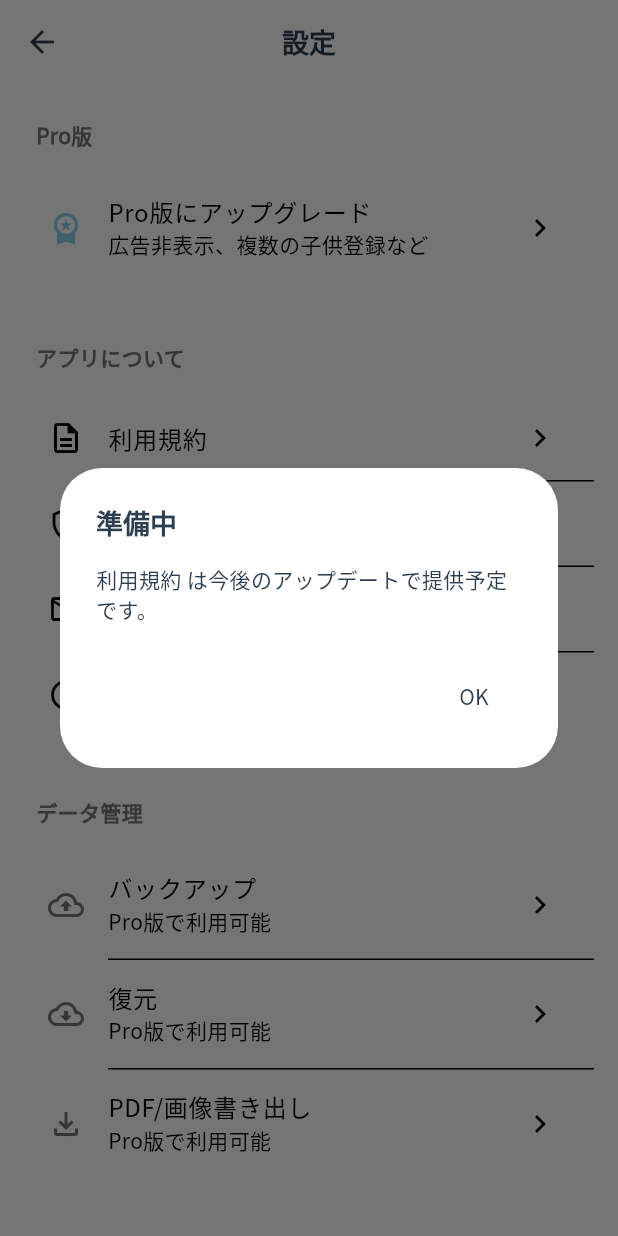
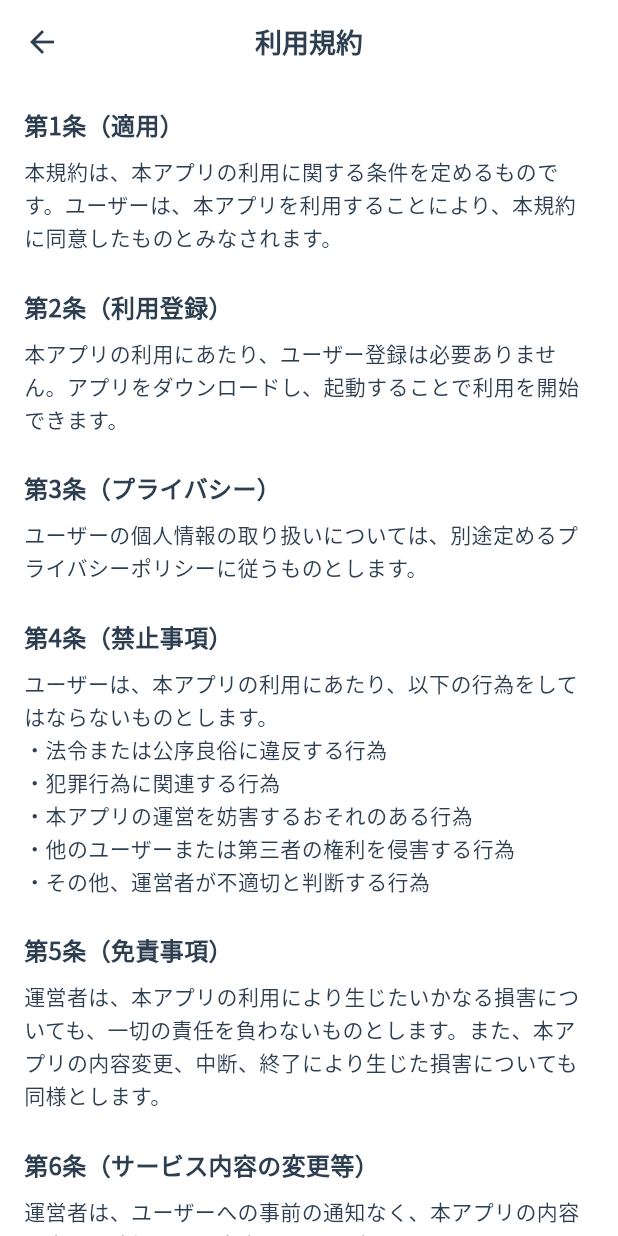
Before and after one commit to yuya-fujita-1201/FirstSteps, a Flutter app: the SettingsScreen screen opened directly, after a tap on "利用規約", on a phone screen of 412 x 824 dp. Run offline on Flutter 3.47's test engine with Material 3 defaults, Android fonts, the phone set to English and light mode, and no system bars; our stand-ins replace cloud_firestore, firebase_auth, firebase_core, firebase_storage, flutter_svg, google_fonts and 6 more; missing offline and left inert: purchases_flutter; accounts and stored records are empty.

Commit message:
fix: デバイス検証フィードバックに対応
## 修正内容

### 1. Firebase Storageを再度有効化して画像バックアップ・復元を実装
- **問題**: Firebase Storageが無効化されており、画像がクラウドにバックアップされず、新規端末での復元が不可能
- **解決**:
  - firebase_storage: ^13.0.5を追加
  - 画像アップロード機能を実装（エラーハンドリング付き）
  - 画像ダウンロード機能を実装（エラーハンドリング付き）
  - バックアップ時に既存のphotoUrlを保持し、nullで上書きしないように修正
  - iOS crashを避けるため、適切なエラーハンドリングを実装

### 2. Pro版の文言を丁寧な表現に変更
- "複数の子供登録" → "複数のお子様登録"
- settings_screen.dart:114, 139

### 3. 利用規約画面を実装
- 新規ファイル: lib/screens/terms_of_service_screen.dart
- 日本語で8条からなる利用規約テンプレートを作成
- 設定画面から遷移可能に

### 4. プライバシーポリシー画面を実装
- 新規ファイル: lib/screens/privacy_policy_screen.dart
- 日本語で9セクションからなるプライバシーポリシーを作成
- 収集情報、利用目的、データ保存場所、第三者提供などを明記

### 5. お問い合わせ機能を実装
- url_launcher: ^6.3.1を追加
- mailto:marumi.works@gmail.comでメールアプリを起動
- 件名に"はじめてメモに関するお問い合わせ"を自動設定

## 技術的改善
- debugPrintを使用してFlutter lintルールに準拠
- 適切なエラーハンドリングでアプリのクラッシュを防止
- 既存のクラウドデータとの互換性を維持

Co-Authored-By: Claude Sonnet 4.5 <noreply@anthropic.com>

```diff
--- /dev/null
+++ b/first_steps/lib/screens/privacy_policy_screen.dart
@@ -0,0 +1,132 @@
+import 'package:flutter/material.dart';
+import '../theme/app_theme.dart';
+
+/// Privacy Policy screen
+class PrivacyPolicyScreen extends StatelessWidget {
+  const PrivacyPolicyScreen({super.key});
+
+  @override
+  Widget build(BuildContext context) {
+    return Scaffold(
+      appBar: AppBar(
+        title: const Text('プライバシーポリシー'),
+      ),
+      body: SingleChildScrollView(
+        padding: const EdgeInsets.all(16.0),
+        child: Column(
+          crossAxisAlignment: CrossAxisAlignment.start,
+          children: [
+            const Text(
+              'はじめてメモ ~First Steps~（以下「本アプリ」といいます）は、ユーザーのプライバシーを尊重し、個人情報の保護に努めます。本プライバシーポリシーは、本アプリにおける個人情報の取り扱いについて説明するものです。',
+              style: TextStyle(
+                fontSize: 14,
+                height: 1.6,
+                color: AppColors.textPrimary,
+              ),
+            ),
+            const SizedBox(height: 24),
+            _buildSection(
+              '1. 収集する情報',
+              '本アプリは、以下の情報を収集する場合があります。\n\n'
+              '【無料版】\n'
+              '・お子様の名前、生年月日\n'
+              '・マイルストーン記録（達成日、メモ、写真）\n'
+              '・広告配信のための匿名利用情報\n\n'
+              '【Pro版】\n'
+              '・上記に加え、クラウドバックアップ用の匿名認証情報\n'
+              '・購入情報（RevenueCatを通じた課金情報）',
+            ),
+            _buildSection(
+              '2. 情報の利用目的',
+              '収集した情報は、以下の目的で利用されます。\n\n'
+              '・本アプリのサービス提供\n'
+              '・データのバックアップおよび復元（Pro版）\n'
+              '・広告の配信（無料版）\n'
+              '・アプリの改善および新機能の開発\n'
+              '・お問い合わせへの対応',
+            ),
+            _buildSection(
+              '3. データの保存場所',
+              '【ローカルストレージ】\n'
+              'お子様のプロフィールやマイルストーン記録は、デバイス内のローカルストレージに保存されます。\n\n'
+              '【クラウドストレージ（Pro版のみ）】\n'
+              'バックアップ機能を利用する場合、データはFirebase（Google Cloud Platform）に保存されます。通信は暗号化され、安全に管理されます。',
+            ),
+            _buildSection(
+              '4. 第三者への提供',
+              '本アプリは、以下の場合を除き、ユーザーの個人情報を第三者に提供することはありません。\n\n'
+              '・ユーザーの同意がある場合\n'
+              '・法令に基づく場合\n'
+              '・人の生命、身体または財産の保護のために必要がある場合',
+            ),
+            _buildSection(
+              '5. 第三者サービスの利用',
+              '本アプリは、以下の第三者サービスを利用しています。各サービスのプライバシーポリシーもご確認ください。\n\n'
+              '【無料版】\n'
+              '・Google AdMob（広告配信）\n\n'
+              '【Pro版】\n'
+              '・Firebase Authentication（匿名認証）\n'
+              '・Cloud Firestore（データ保存）\n'
+              '・RevenueCat（課金管理）',
+            ),
+            _buildSection(
+              '6. データの削除',
+              'ユーザーは、アプリをアンインストールすることで、ローカルに保存されたすべてのデータを削除できます。クラウドに保存されたデータについては、お問い合わせいただければ削除いたします。',
+            ),
+            _buildSection(
+              '7. 子どものプライバシー',
+              '本アプリは、13歳未満の子どもから直接個人情報を収集することを意図していません。保護者の方が、お子様の情報を記録する形でご利用ください。',
+            ),
+            _buildSection(
+              '8. プライバシーポリシーの変更',
+              '本プライバシーポリシーは、必要に応じて変更されることがあります。変更後のプライバシーポリシーは、本アプリ内に掲示された時点より効力を生じます。',
+            ),
+            _buildSection(
+              '9. お問い合わせ',
+              '本プライバシーポリシーに関するお問い合わせは、アプリ内の「お問い合わせ」よりご連絡ください。',
+            ),
+            const SizedBox(height: 24),
+            Center(
+              child: Text(
+                '制定日：2026年1月18日',
+                style: TextStyle(
+                  color: AppColors.textSecondary,
+                  fontSize: 12,
+                ),
+              ),
+            ),
+            const SizedBox(height: 48),
+          ],
+        ),
+      ),
+    );
+  }
+
+  Widget _buildSection(String title, String content) {
+    return Padding(
+      padding: const EdgeInsets.only(bottom: 24.0),
+      child: Column(
+        crossAxisAlignment: CrossAxisAlignment.start,
+        children: [
+          Text(
+            title,
+            style: const TextStyle(
+              fontSize: 16,
+              fontWeight: FontWeight.bold,
+              color: AppColors.primaryColor,
+            ),
+          ),
+          const SizedBox(height: 8),
+          Text(
+            content,
+            style: const TextStyle(
+              fontSize: 14,
+              height: 1.6,
+              color: AppColors.textPrimary,
+            ),
+          ),
+        ],
+      ),
+    );
+  }
+}
--- a/first_steps/lib/screens/settings_screen.dart
+++ b/first_steps/lib/screens/settings_screen.dart
@@ -1,9 +1,12 @@
 import 'package:flutter/material.dart';
 import 'package:provider/provider.dart';
+import 'package:url_launcher/url_launcher.dart';
 import '../providers/purchase_provider.dart';
 import '../services/backup_service.dart';
 import '../services/firebase_guard.dart';
 import '../theme/app_theme.dart';
+import 'terms_of_service_screen.dart';
+import 'privacy_policy_screen.dart';
 
 /// Settings screen
 class SettingsScreen extends StatelessWidget {
@@ -84,6 +87,36 @@ class SettingsScreen extends StatelessWidget {
     }
   }
 
+  Future<void> _handleContactUs(BuildContext context) async {
+    final Uri emailUri = Uri(
+      scheme: 'mailto',
+      path: 'marumi.works@gmail.com',
+      query: 'subject=はじめてメモに関するお問い合わせ',
+    );
+
+    try {
+      if (await canLaunchUrl(emailUri)) {
+        await launchUrl(emailUri);
+      } else {
+        if (context.mounted) {
+          ScaffoldMessenger.of(context).showSnackBar(
+            const SnackBar(
+              content: Text('メールアプリを起動できませんでした'),
+            ),
+          );
+        }
+      }
+    } catch (e) {
+      if (context.mounted) {
+        ScaffoldMessenger.of(context).showSnackBar(
+          const SnackBar(
+            content: Text('エラーが発生しました。もう一度お試しください。'),
+          ),
+        );
+      }
+    }
+  }
+
   @override
   Widget build(BuildContext context) {
     final purchaseProvider = context.watch<PurchaseProvider>();
@@ -111,7 +144,7 @@ class SettingsScreen extends StatelessWidget {
                       color: AppColors.accentColor,
                     ),
                     title: const Text('Pro版にアップグレード'),
-                    subtitle: const Text('広告非表示、複数の子供登録など'),
+                    subtitle: const Text('広告非表示、複数のお子様登録など'),
                     trailing: purchaseProvider.isLoading
                         ? const SizedBox(
                             height: 20,
@@ -136,7 +169,7 @@ class SettingsScreen extends StatelessWidget {
                       color: AppColors.accentColor,
                     ),
                     title: Text('Pro版をご利用中です'),
-                    subtitle: Text('広告非表示、複数の子供登録など'),
+                    subtitle: Text('広告非表示、複数のお子様登録など'),
                   ),
               ],
             ),
@@ -155,7 +188,11 @@ class SettingsScreen extends StatelessWidget {
                   title: const Text('利用規約'),
                   trailing: const Icon(Icons.chevron_right),
                   onTap: () {
-                    _showComingSoonDialog(context, '利用規約');
+                    Navigator.of(context).push(
+                      MaterialPageRoute(
+                        builder: (context) => const TermsOfServiceScreen(),
+                      ),
+                    );
                   },
                 ),
                 const Divider(height: 1, indent: 56),
@@ -164,7 +201,11 @@ class SettingsScreen extends StatelessWidget {
                   title: const Text('プライバシーポリシー'),
                   trailing: const Icon(Icons.chevron_right),
                   onTap: () {
-                    _showComingSoonDialog(context, 'プライバシーポリシー');
+                    Navigator.of(context).push(
+                      MaterialPageRoute(
+                        builder: (context) => const PrivacyPolicyScreen(),
+                      ),
+                    );
                   },
                 ),
                 const Divider(height: 1, indent: 56),
@@ -172,9 +213,7 @@ class SettingsScreen extends StatelessWidget {
                   leading: const Icon(Icons.mail_outline),
                   title: const Text('お問い合わせ'),
                   trailing: const Icon(Icons.chevron_right),
-                  onTap: () {
-                    _showComingSoonDialog(context, 'お問い合わせ');
-                  },
+                  onTap: () => _handleContactUs(context),
                 ),
                 const Divider(height: 1, indent: 56),
                 const ListTile(
--- /dev/null
+++ b/first_steps/lib/screens/terms_of_service_screen.dart
@@ -0,0 +1,100 @@
+import 'package:flutter/material.dart';
+import '../theme/app_theme.dart';
+
+/// Terms of Service screen
+class TermsOfServiceScreen extends StatelessWidget {
+  const TermsOfServiceScreen({super.key});
+
+  @override
+  Widget build(BuildContext context) {
+    return Scaffold(
+      appBar: AppBar(
+        title: const Text('利用規約'),
+      ),
+      body: SingleChildScrollView(
+        padding: const EdgeInsets.all(16.0),
+        child: Column(
+          crossAxisAlignment: CrossAxisAlignment.start,
+          children: [
+            _buildSection(
+              '第1条（適用）',
+              '本規約は、本アプリの利用に関する条件を定めるものです。ユーザーは、本アプリを利用することにより、本規約に同意したものとみなされます。',
+            ),
+            _buildSection(
+              '第2条（利用登録）',
+              '本アプリの利用にあたり、ユーザー登録は必要ありません。アプリをダウンロードし、起動することで利用を開始できます。',
+            ),
+            _buildSection(
+              '第3条（プライバシー）',
+              'ユーザーの個人情報の取り扱いについては、別途定めるプライバシーポリシーに従うものとします。',
+            ),
+            _buildSection(
+              '第4条（禁止事項）',
+              'ユーザーは、本アプリの利用にあたり、以下の行為をしてはならないものとします。\n'
+              '・法令または公序良俗に違反する行為\n'
+              '・犯罪行為に関連する行為\n'
+              '・本アプリの運営を妨害するおそれのある行為\n'
+              '・他のユーザーまたは第三者の権利を侵害する行為\n'
+              '・その他、運営者が不適切と判断する行為',
+            ),
+            _buildSection(
+              '第5条（免責事項）',
+              '運営者は、本アプリの利用により生じたいかなる損害についても、一切の責任を負わないものとします。また、本アプリの内容変更、中断、終了により生じた損害についても同様とします。',
+            ),
+            _buildSection(
+              '第6条（サービス内容の変更等）',
+              '運営者は、ユーザーへの事前の通知なく、本アプリの内容を変更、追加または廃止することができるものとします。',
+            ),
+            _buildSection(
+              '第7条（利用規約の変更）',
+              '運営者は、必要と判断した場合には、ユーザーに通知することなくいつでも本規約を変更することができるものとします。変更後の本規約は、本アプリ内に掲示された時点より効力を生じるものとします。',
+            ),
+            _buildSection(
+              '第8条（準拠法・裁判管轄）',
+              '本規約の解釈にあたっては、日本法を準拠法とします。本アプリに関して紛争が生じた場合には、運営者の所在地を管轄する裁判所を専属的合意管轄裁判所とします。',
+            ),
+            const SizedBox(height: 24),
+            Center(
+              child: Text(
+                '以上',
+                style: TextStyle(
+                  color: AppColors.textSecondary,
+                  fontSize: 14,
+                ),
+              ),
+            ),
+            const SizedBox(height: 48),
+          ],
+        ),
+      ),
+    );
+  }
+
+  Widget _buildSection(String title, String content) {
+    return Padding(
+      padding: const EdgeInsets.only(bottom: 24.0),
+      child: Column(
+        crossAxisAlignment: CrossAxisAlignment.start,
+        children: [
+          Text(
+            title,
+            style: const TextStyle(
+              fontSize: 16,
+              fontWeight: FontWeight.bold,
+              color: AppColors.primaryColor,
+            ),
+          ),
+          const SizedBox(height: 8),
+          Text(
+            content,
+            style: const TextStyle(
+              fontSize: 14,
+              height: 1.6,
+              color: AppColors.textPrimary,
+            ),
+          ),
+        ],
+      ),
+    );
+  }
+}
--- a/first_steps/pubspec.yaml
+++ b/first_steps/pubspec.yaml
@@ -79,6 +79,10 @@ dependencies:
   firebase_core: ^4.3.0
   firebase_auth: ^6.1.3
   cloud_firestore: ^6.1.1
+  firebase_storage: ^13.0.5
+
+  # URL launcher
+  url_launcher: ^6.3.1
 
 
 dev_dependencies:
```
Also changed, not shown: first_steps/lib/services/backup_service.dart (+97 -9 lines), first_steps/pubspec.lock.
